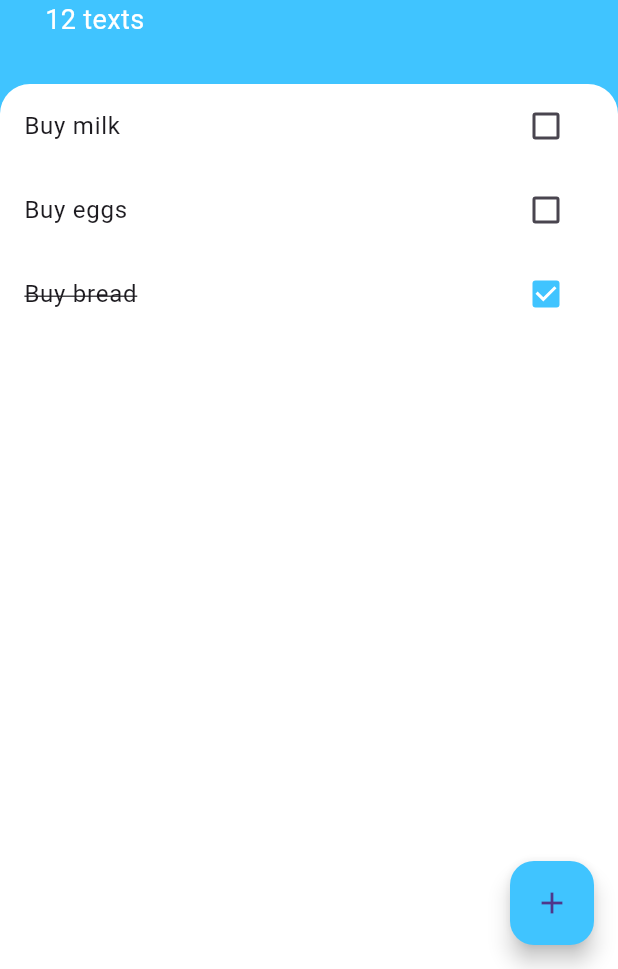
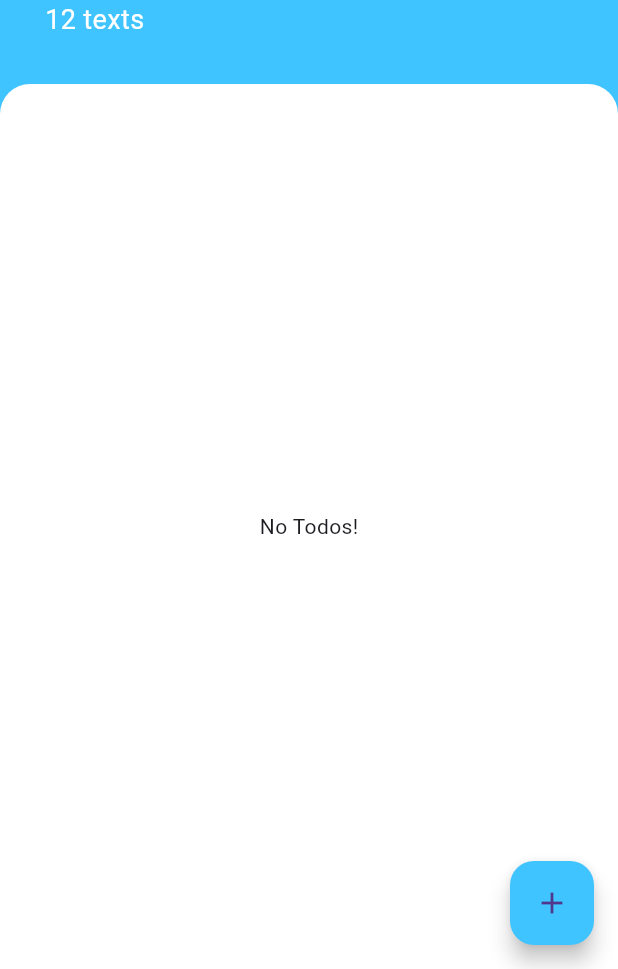
Before and after one commit to Hallcoder/todoey, a Flutter app: the screen it shows after launch, on a phone screen of 412 x 824 dp, the part 267-1236 px from its top. Run offline on Flutter 3.47's test engine with Material 3 defaults, Android fonts, the phone set to English and light mode, and no system bars.

Commit message:
[feat]: Add todo and update

```diff
--- a/lib/components/task_tile.dart
+++ b/lib/components/task_tile.dart
@@ -9,6 +9,7 @@ class TaskTile extends StatelessWidget {
   final String taskTitle;
   @override
   Widget build(BuildContext context) {
+    // void updateTask()
     return ListTile(
       title: Text(
         taskTitle,
--- a/lib/components/tasks_list.dart
+++ b/lib/components/tasks_list.dart
@@ -3,19 +3,38 @@ import "package:todoey/components/task_tile.dart";
 import "package:todoey/models/task.dart";
 
 
-class TaskList extends StatelessWidget {
-  const TaskList({
+class TaskList extends StatefulWidget {
+  TaskList({
     super.key, required this.tasks,
   });
-  final List<Task> tasks;
+  List<Task> tasks;
+
+  @override
+  State<TaskList> createState() => _TaskListState();
+}
+
+class _TaskListState extends State<TaskList> {
+  void updateTask(int index){
+    List<Task> ts = widget.tasks;
+    ts[index].isDone = !ts[index].isDone;
+    setState(() {
+      print("Resetting state");
+      widget.tasks = ts;
+    });
+  }
   @override
   Widget build(BuildContext context) {
-    return ListView.builder(
+    return widget.tasks.isEmpty ? const Center(child:Text("No Todos!")): ListView.builder(
       itemBuilder: (context, index) {
-        return TaskTile(
-            isChecked: tasks[index].isDone, taskTitle: tasks[index].name);
+        return GestureDetector(
+          onTap: (){
+            updateTask(index);
+          },
+          child: TaskTile(
+              isChecked: widget.tasks[index].isDone, taskTitle: widget.tasks[index].name),
+        );
       },
-      itemCount: tasks.length,
+      itemCount: widget.tasks.length,
     );
   }
 }
--- a/lib/screens/task_screen.dart
+++ b/lib/screens/task_screen.dart
@@ -13,9 +13,7 @@ class TasksScreen extends StatefulWidget {
 class _TasksScreenState extends State<TasksScreen> {
   bool isLoading = false;
   List<Task> tasks = [
-    Task(name: "Buy milk"),
-    Task(name: "Buy eggs"),
-    Task(name: "Buy bread", isDone: true)
+
   ];
 
   void addTask(Task t) {
```
